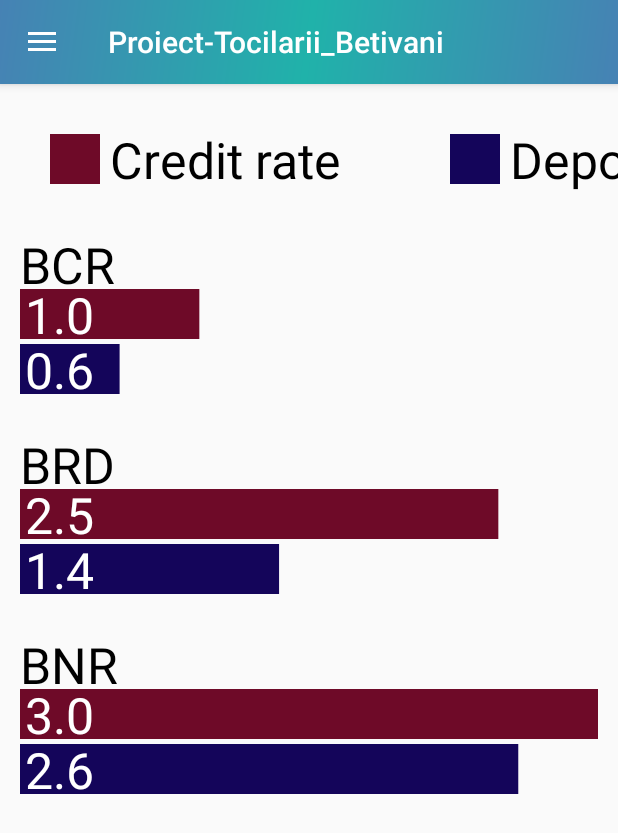
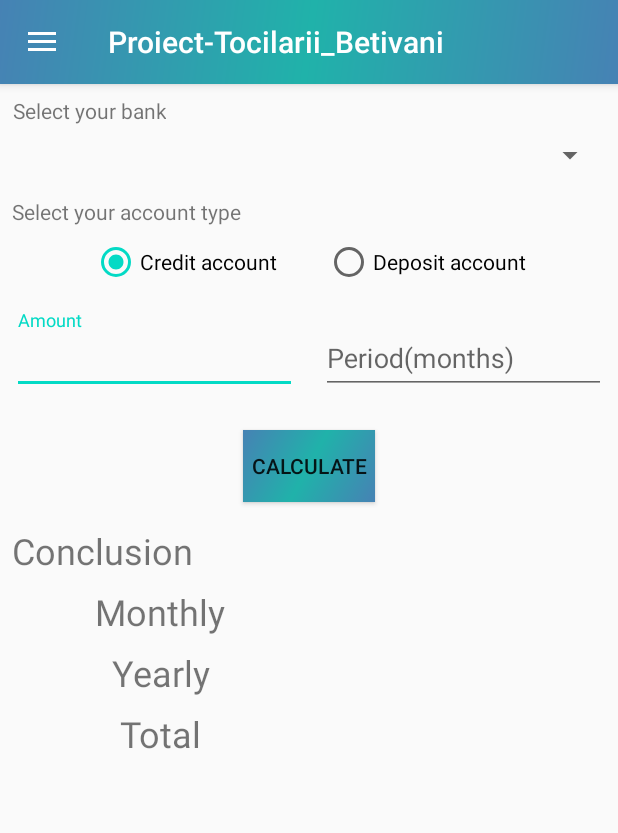
Before and after one commit to BogdanSicu/Android-Project, an Android app: the MainActivity screen opened directly, with no data from a screen before it, in the side drawer, after a tap on "Calculate loan", on a phone screen of 412 x 824 dp. Shown: the top 833 px of the screen. Run offline under Robolectric (Android 15) with nearby library versions, the phone set to English and light mode, and no system bars; our stand-ins replace Firebase (no records; nobody signed in at launch, a user with empty details on screens opened directly).

Commit message:
am facut calculatorul

```diff
--- a/ProiectTocilarii_Betivani/app/build.gradle
+++ b/ProiectTocilarii_Betivani/app/build.gradle
@@ -1,4 +1,5 @@
 apply plugin: 'com.android.application'
+apply plugin: 'com.google.gms.google-services'
 
 android {
     compileSdkVersion 30
@@ -34,5 +35,7 @@ dependencies {
     testImplementation 'junit:junit:4.12'
     androidTestImplementation 'androidx.test.ext:junit:1.1.2'
     androidTestImplementation 'androidx.test.espresso:espresso-core:3.3.0'
-
+    implementation platform('com.google.firebase:firebase-bom:26.2.0')
+    implementation 'com.google.firebase:firebase-analytics'
+    implementation 'com.google.firebase:firebase-database'
 }
--- /dev/null
+++ b/ProiectTocilarii_Betivani/app/src/main/java/com/example/proiect_tocilarii_betivani/Firebase/CallBack.java
@@ -0,0 +1,5 @@
+package com.example.proiect_tocilarii_betivani.Firebase;
+
+public interface CallBack<R> {
+    void runResultOnUiThread(R result);
+}
--- /dev/null
+++ b/ProiectTocilarii_Betivani/app/src/main/java/com/example/proiect_tocilarii_betivani/Firebase/FirebaseService.java
@@ -0,0 +1,58 @@
+package com.example.proiect_tocilarii_betivani.Firebase;
+
+import android.util.Log;
+
+import androidx.annotation.NonNull;
+
+import com.example.proiect_tocilarii_betivani.Util.Expences;
+import com.google.firebase.database.DataSnapshot;
+import com.google.firebase.database.DatabaseError;
+import com.google.firebase.database.DatabaseReference;
+import com.google.firebase.database.FirebaseDatabase;
+import com.google.firebase.database.ValueEventListener;
+
+import java.util.ArrayList;
+import java.util.List;
+
+public class FirebaseService {
+    private static final String EXPENCE_TABLE = "Expences";
+
+    private DatabaseReference database;
+    private  static FirebaseService firebaseService;
+
+    private FirebaseService(){
+        database = FirebaseDatabase.getInstance().getReference(EXPENCE_TABLE);
+    }
+
+    public static FirebaseService getInstance(){
+        if(firebaseService == null){
+            synchronized (FirebaseService.class){
+                if(firebaseService == null){
+                    firebaseService = new FirebaseService();
+                }
+            }
+        }
+        return firebaseService;
+    }
+
+    public void attachDataChangeEventListener(final CallBack<List<Expences>> callBack){
+        database.addValueEventListener(new ValueEventListener() {
+            @Override
+            public void onDataChange(@NonNull DataSnapshot snapshot) {
+                List<Expences> expencesList = new ArrayList<>();
+                for(DataSnapshot data : snapshot.getChildren()){
+                    Expences expences = data.getValue(Expences.class);
+                    if (expences != null){
+                        expencesList.add(expences);
+                    }
+                }
+                callBack.runResultOnUiThread(expencesList);
+            }
+
+            @Override
+            public void onCancelled(@NonNull DatabaseError error) {
+                Log.i("FirebaseService", "Data is not Aveilable");
+            }
+        });
+    }
+}
--- /dev/null
+++ b/ProiectTocilarii_Betivani/app/src/main/java/com/example/proiect_tocilarii_betivani/FragmentCalculator.java
@@ -0,0 +1,175 @@
+package com.example.proiect_tocilarii_betivani;
+
+import android.os.Bundle;
+
+import androidx.fragment.app.Fragment;
+
+import android.view.LayoutInflater;
+import android.view.View;
+import android.view.ViewGroup;
+import android.widget.ArrayAdapter;
+import android.widget.Button;
+import android.widget.RadioGroup;
+import android.widget.Spinner;
+import android.widget.TextView;
+import android.widget.Toast;
+
+import com.example.proiect_tocilarii_betivani.Firebase.CallBack;
+import com.example.proiect_tocilarii_betivani.Firebase.FirebaseService;
+import com.example.proiect_tocilarii_betivani.Util.Expences;
+import com.google.android.material.textfield.TextInputEditText;
+
+import java.text.DecimalFormat;
+import java.util.ArrayList;
+import java.util.List;
+
+public class FragmentCalculator extends Fragment {
+
+    private Spinner bank;
+    private RadioGroup accountType;
+    private TextInputEditText amount;
+    private TextInputEditText period;
+    private Button calculate;
+    private TextView conclusion;
+    private TextView monthly;
+    private TextView yearly;
+    private TextView total;
+
+    List<Expences> expences;
+    Expences curentExpence;
+
+    private FirebaseService firebaseService;
+
+    public FragmentCalculator() {
+        // Required empty public constructor
+    }
+
+    public static FragmentCalculator newInstance() {
+        FragmentCalculator fragment = new FragmentCalculator();
+        Bundle args = new Bundle();
+        fragment.setArguments(args);
+        return fragment;
+    }
+
+    @Override
+    public View onCreateView(LayoutInflater inflater, ViewGroup container,
+                             Bundle savedInstanceState) {
+        View view = inflater.inflate(R.layout.fragment_calculator, container, false);
+        initComponents(view);
+        firebaseService = FirebaseService.getInstance();
+        firebaseService.attachDataChangeEventListener(dataChangeCallback());
+        calculate.setOnClickListener(calculateEvent());
+        return view;
+    }
+
+    private View.OnClickListener calculateEvent() {
+        return  new View.OnClickListener() {
+            @Override
+            public void onClick(View v) {
+                if(valid()){
+                    if(accountType.getCheckedRadioButtonId() == R.id.calculator_rb_credit){
+                        populateForCredit();
+                    }
+                    else {
+                        populateForDeposit();
+                    }
+                }
+            }
+        };
+    }
+
+    private CallBack<List<Expences>> dataChangeCallback() {
+        return new CallBack<List<Expences>>() {
+            @Override
+            public void runResultOnUiThread(List<Expences> result) {
+                if (result != null) {
+                    expences.clear();
+                    expences.addAll(result);
+                    populateSpinner();
+                }
+            }
+        };
+    }
+
+    private void populateSpinner() {
+        ArrayAdapter<Expences> adapter = new ArrayAdapter<Expences>(getContext().getApplicationContext(),
+                android.R.layout.simple_spinner_item, expences);
+
+        adapter.setDropDownViewResource(android.R.layout.simple_spinner_dropdown_item);
+        bank.setAdapter(adapter);
+    }
+
+    private void populateForDeposit() {
+        double am = Double.parseDouble(amount.getText().toString().trim());
+        double per = Double.parseDouble(period.getText().toString().trim());
+        double perMon = am*curentExpence.getDepositRate()/100 - curentExpence.getDepositCommission();
+
+        conclusion.setText("The profit you will have for that amount:");
+        monthly.setText(new DecimalFormat("##.##").format(perMon));
+        yearly.setText(new DecimalFormat("##.##").format(perMon*12));
+        total.setText(new DecimalFormat("##.##").format(perMon*per));
+    }
+
+    private void populateForCredit() {
+        double am = Double.parseDouble(amount.getText().toString().trim());
+        double per = Double.parseDouble(period.getText().toString().trim());
+        double fixPerMonth = am/per;
+        double totPerMon = fixPerMonth + fixPerMonth*curentExpence.getCreditRate()/100 + curentExpence.getCreditCommission();
+
+        conclusion.setText("The amount you will have to pay back:");
+        monthly.setText(new DecimalFormat("###.##").format(totPerMon));
+        yearly.setText(new DecimalFormat("###.##").format(totPerMon*12));
+        total.setText(new DecimalFormat("###.##").format(totPerMon*per));
+    }
+
+    private boolean valid() {
+        if(bank.getSelectedItemPosition() == -1){
+            Toast.makeText(getContext().getApplicationContext(), R.string.toaster_noBank, Toast.LENGTH_LONG).show();
+            return false;
+        }else{
+            curentExpence = expences.get(bank.getSelectedItemPosition());
+        }
+        if(accountType.getCheckedRadioButtonId() == R.id.calculator_rb_credit){
+            if(amount.getText() == null || Double.parseDouble(amount.getText().toString().trim()) < curentExpence.getMinCreditAmount()){
+                Toast.makeText(getContext().getApplicationContext(),
+                        getContext().getApplicationContext().getString(R.string.toaster_invalid_amount, curentExpence.getMinCreditAmount()),
+                        Toast.LENGTH_LONG).show();
+                return false;
+            }
+            if(period.getText() == null || Double.parseDouble(period.getText().toString().trim()) < curentExpence.getMinCreditPeriod()){
+                Toast.makeText(getContext().getApplicationContext(),
+                        getContext().getApplicationContext().getString(R.string.toaster_invalid_period, curentExpence.getMinCreditPeriod()),
+                        Toast.LENGTH_LONG).show();
+                return false;
+            }
+        }
+        else {
+            if(amount.getText() == null || Double.parseDouble(amount.getText().toString().trim()) < curentExpence.getMinDepositAmount()){
+                Toast.makeText(getContext().getApplicationContext(),
+                        getContext().getApplicationContext().getString(R.string.toaster_invalid_amount, curentExpence.getMinDepositAmount()),
+                        Toast.LENGTH_LONG).show();
+                return false;
+            }
+            if(period.getText() == null || Double.parseDouble(period.getText().toString().trim()) < curentExpence.getMinDepositPeriod()){
+                Toast.makeText(getContext().getApplicationContext(),
+                        getContext().getApplicationContext().getString(R.string.toaster_invalid_period, curentExpence.getMinDepositPeriod()),
+                        Toast.LENGTH_LONG).show();
+                return false;
+            }
+        }
+        return true;
+    }
+
+    private void initComponents(View view) {
+        bank = view.findViewById(R.id.calculator_bank_spinner);
+        accountType = view.findViewById(R.id.calculator_type_rg);
+        amount = view.findViewById(R.id.calculator_amount_tiet);
+        period = view.findViewById(R.id.calculator_period_tiet);
+        calculate = view.findViewById(R.id.calculator_calculate_btn);
+        conclusion = view.findViewById(R.id.calculator_conclusion_tv);
+        monthly = view.findViewById(R.id.calculator_monthlyV_tv);
+        yearly = view.findViewById(R.id.calculator_yearlyV_tv);
+        total = view.findViewById(R.id.calculator_totalV_tv);
+        expences = new ArrayList<>();
+    }
+}
--- a/ProiectTocilarii_Betivani/app/src/main/java/com/example/proiect_tocilarii_betivani/MainActivity.java
+++ b/ProiectTocilarii_Betivani/app/src/main/java/com/example/proiect_tocilarii_betivani/MainActivity.java
@@ -83,7 +83,7 @@ public class MainActivity extends AppCompatActivity {
                     fragmentCreated = FragmentGrafix.newInstance();
                 }
                 if(item.getItemId() == R.id.menu_item_Calculate){
-                    //to do
+                    fragmentCreated = FragmentCalculator.newInstance();
                 }
                 //incarcam pe ecran fragmentul corespunzator optiunii selectate
                 openFragment();
--- /dev/null
+++ b/ProiectTocilarii_Betivani/app/src/main/res/layout/fragment_calculator.xml
@@ -0,0 +1,213 @@
+<?xml version="1.0" encoding="utf-8"?>
+<androidx.constraintlayout.widget.ConstraintLayout xmlns:android="http://schemas.android.com/apk/res/android"
+    xmlns:tools="http://schemas.android.com/tools"
+    android:layout_width="match_parent"
+    android:layout_height="match_parent"
+    xmlns:app="http://schemas.android.com/apk/res-auto"
+    tools:context=".FragmentAccounts"
+    android:id="@+id/accounts_fragment_layout"
+    >
+    <!--    android:background="@drawable/adapter_background"-->
+
+    <TextView
+        android:id="@+id/calculator_selectBank_tv"
+        android:text="@string/calculator_select_your_bank"
+        android:textAlignment="center"
+        android:layout_height="wrap_content"
+        android:layout_width="wrap_content"
+        app:layout_constraintStart_toStartOf="parent"
+        app:layout_constraintTop_toTopOf="parent"
+        app:layout_constraintBottom_toTopOf="@+id/calculator_bank_spinner"
+        android:layout_marginLeft="8dp"
+        android:layout_marginTop="8dp"/>
+
+    <Spinner
+        android:id="@+id/calculator_bank_spinner"
+        android:layout_width="match_parent"
+        android:layout_height="wrap_content"
+        app:layout_constraintStart_toStartOf="parent"
+        app:layout_constraintEnd_toEndOf="parent"
+        app:layout_constraintTop_toBottomOf="@+id/calculator_selectBank_tv"
+        android:layout_marginLeft="8dp"
+        android:layout_marginRight="8dp"
+        android:layout_marginTop="8dp"
+        />
+
+    <TextView
+        android:id="@+id/calculator_selectType_tv"
+        android:text="@string/calculator_select_your_account_type"
+        android:textAlignment="center"
+        android:layout_height="wrap_content"
+        android:layout_width="wrap_content"
+        app:layout_constraintStart_toStartOf="parent"
+        app:layout_constraintTop_toBottomOf="@+id/calculator_bank_spinner"
+        app:layout_constraintBottom_toTopOf="@+id/calculator_type_rg"
+        android:layout_marginLeft="8dp"
+        android:layout_marginTop="16dp"/>
+
+    <RadioGroup
+        android:id="@+id/calculator_type_rg"
+        android:layout_width="wrap_content"
+        android:layout_height="wrap_content"
+        app:layout_constraintStart_toStartOf="parent"
+        app:layout_constraintEnd_toEndOf="parent"
+        app:layout_constraintTop_toBottomOf="@+id/calculator_selectType_tv"
+        android:layout_marginLeft="8dp"
+        android:layout_marginRight="8dp"
+        android:layout_marginTop="8dp"
+        android:orientation="horizontal"
+        android:checkedButton="@+id/calculator_rb_credit">
+
+        <RadioButton
+            android:id="@+id/calculator_rb_credit"
+            android:layout_width="wrap_content"
+            android:layout_height="wrap_content"
+            android:layout_marginRight="16dp"
+            android:text="@string/calculator_credit_account" />
+
+        <RadioButton
+            android:id="@+id/calculator_rb_debit"
+            android:layout_width="wrap_content"
+            android:layout_height="wrap_content"
+            android:layout_marginLeft="16dp"
+            android:text="@string/calculator_deposit_account" />
+    </RadioGroup>
+
+    <com.google.android.material.textfield.TextInputLayout
+        android:id="@+id/calculator_amount_til"
+        android:layout_width="0dp"
+        android:layout_height="wrap_content"
+        app:layout_constraintStart_toStartOf="parent"
+        app:layout_constraintTop_toBottomOf="@+id/calculator_type_rg"
+        app:layout_constraintEnd_toStartOf="@+id/calculator_period_til"
+        android:layout_marginLeft="8dp"
+        android:layout_marginRight="8dp"
+        android:layout_marginTop="16dp">
+
+        <com.google.android.material.textfield.TextInputEditText
+            android:id="@+id/calculator_amount_tiet"
+            android:layout_width="match_parent"
+            android:layout_height="wrap_content"
+            android:hint="@string/calculator_amount"
+            android:inputType="numberDecimal"
+            />
+    </com.google.android.material.textfield.TextInputLayout>
+
+    <com.google.android.material.textfield.TextInputLayout
+        android:id="@+id/calculator_period_til"
+        android:layout_width="0dp"
+        android:layout_height="wrap_content"
+        app:layout_constraintStart_toEndOf="@+id/calculator_amount_til"
+        app:layout_constraintTop_toBottomOf="@+id/calculator_type_rg"
+        app:layout_constraintEnd_toEndOf="parent"
+        android:layout_marginLeft="8dp"
+        android:layout_marginRight="8dp"
+        android:layout_marginTop="16dp">
+
+        <com.google.android.material.textfield.TextInputEditText
+            android:id="@+id/calculator_period_tiet"
+            android:layout_width="match_parent"
+            android:layout_height="wrap_content"
+            android:hint="@string/calculator_period"
+            android:inputType="number"/>
+    </com.google.android.material.textfield.TextInputLayout>
+
+    <Button
+        android:id="@+id/calculator_calculate_btn"
+        android:layout_width="wrap_content"
+        android:layout_height="wrap_content"
+        android:text="@string/calculator_calculate"
+        app:layout_constraintStart_toStartOf="parent"
+        app:layout_constraintEnd_toEndOf="parent"
+        app:layout_constraintTop_toBottomOf="@id/calculator_period_til"
+        android:layout_marginLeft="8dp"
+        android:layout_marginRight="8dp"
+        android:layout_marginTop="24dp"
+        android:background="@drawable/login_background"
+        />
+
+    <TextView
+        android:id="@+id/calculator_conclusion_tv"
+        android:text="@string/calculator_conclusion"
+        android:textSize="24dp"
+        android:textAlignment="textStart"
+        android:layout_height="wrap_content"
+        android:layout_width="0dp"
+        app:layout_constraintStart_toStartOf="parent"
+        app:layout_constraintTop_toBottomOf="@id/calculator_calculate_btn"
+        app:layout_constraintEnd_toEndOf="parent"
+        android:layout_marginLeft="8dp"
+        android:layout_marginTop="16dp"/>
+
+    <TextView
+        android:id="@+id/calculator_monthly_tv"
+        android:text="@string/calculator_monthly"
+        android:textSize="24dp"
+        android:textAlignment="center"
+        android:layout_height="wrap_content"
+        android:layout_width="0dp"
+        app:layout_constraintStart_toStartOf="parent"
+        app:layout_constraintTop_toBottomOf="@id/calculator_conclusion_tv"
+        app:layout_constraintEnd_toStartOf="@+id/calculator_monthlyV_tv"
+        android:layout_marginLeft="8dp"
+        android:layout_marginTop="8dp"/>
+    <TextView
+        android:id="@+id/calculator_monthlyV_tv"
+        android:textSize="24dp"
+        android:layout_height="wrap_content"
+        android:layout_width="0dp"
+        android:layout_marginLeft="8dp"
+        android:layout_marginTop="8dp"
+        app:layout_constraintStart_toEndOf="@+id/calculator_monthly_tv"
+        app:layout_constraintEnd_toEndOf="parent"
+        app:layout_constraintTop_toBottomOf="@+id/calculator_conclusion_tv"
+        />
+
+    <TextView
+        android:id="@+id/calculator_yearly_tv"
+        android:text="@string/calculator_yearly"
+        android:textSize="24dp"
+        android:textAlignment="center"
+        android:layout_height="wrap_content"
+        android:layout_width="0dp"
+        app:layout_constraintStart_toStartOf="parent"
+        app:layout_constraintTop_toBottomOf="@+id/calculator_monthly_tv"
+        app:layout_constraintEnd_toStartOf="@+id/calculator_yearlyV_tv"
+        android:layout_marginLeft="8dp"
+        android:layout_marginTop="8dp"/>
+    <TextView
+        android:id="@+id/calculator_yearlyV_tv"
+        android:textSize="24dp"
+        android:layout_height="wrap_content"
+        android:layout_width="0dp"
+        app:layout_constraintStart_toEndOf="@+id/calculator_yearly_tv"
+        app:layout_constraintTop_toBottomOf="@id/calculator_monthlyV_tv"
+        app:layout_constraintEnd_toEndOf="parent"
+        android:layout_marginLeft="8dp"
+        android:layout_marginTop="8dp"/>
+
+    <TextView
+        android:id="@+id/calculator_total_tv"
+        android:text="@string/calculator_total"
+        android:textSize="24dp"
+        android:textAlignment="center"
+        android:layout_height="wrap_content"
+        android:layout_width="0dp"
+        app:layout_constraintStart_toStartOf="parent"
+        app:layout_constraintTop_toBottomOf="@+id/calculator_yearly_tv"
+        app:layout_constraintEnd_toStartOf="@+id/calculator_totalV_tv"
+        android:layout_marginLeft="8dp"
+        android:layout_marginTop="8dp"/>
+    <TextView
+        android:id="@+id/calculator_totalV_tv"
+        android:textSize="24dp"
+        android:layout_height="wrap_content"
+        android:layout_width="0dp"
+        app:layout_constraintStart_toEndOf="@+id/calculator_total_tv"
+        app:layout_constraintTop_toBottomOf="@id/calculator_yearlyV_tv"
+        app:layout_constraintEnd_toEndOf="parent"
+        android:layout_marginLeft="8dp"
+        android:layout_marginTop="8dp"/>
+
+
+</androidx.constraintlayout.widget.ConstraintLayout>
--- a/ProiectTocilarii_Betivani/app/src/main/res/layout/lv_row_view.xml
+++ b/ProiectTocilarii_Betivani/app/src/main/res/layout/lv_row_view.xml
@@ -4,7 +4,7 @@
     xmlns:app="http://schemas.android.com/apk/res-auto"
     xmlns:tools="http://schemas.android.com/tools"
     android:layout_width="match_parent"
-    android:layout_height="130dp"
+    android:layout_height="140dp"
 
     >
 
@@ -126,7 +126,7 @@
     <TextView
         android:id="@+id/lv_row_iban"
         android:layout_width="0dp"
-        android:layout_height="25dp"
+        android:layout_height="wrap_content"
         android:layout_marginStart="8dp"
         android:layout_marginBottom="5dp"
         android:text="@string/lv_row_iban"
--- a/ProiectTocilarii_Betivani/app/src/main/res/values/strings.xml
+++ b/ProiectTocilarii_Betivani/app/src/main/res/values/strings.xml
@@ -27,4 +27,19 @@
     <string name="calculate_loan">Calculate loan</string>
     <string name="grafx_credit_rate">Credit rate</string>
     <string name="grafix_deposit_rate">Deposit rate</string>
+    <string name="calculator_select_your_bank">Select your bank</string>
+    <string name="calculator_select_your_account_type">Select your account type</string>
+    <string name="calculator_credit_account">Credit account</string>
+    <string name="calculator_deposit_account">Deposit account</string>
+    <string name="calculator_amount">Amount</string>
+    <string name="calculator_period">Period(months)</string>
+    <string name="calculator_calculate">Calculate</string>
+    <string name="calculator_conclusion">Conclusion</string>
+    <string name="calculator_monthly">Monthly</string>
+    <string name="calculator_yearly">Yearly</string>
+    <string name="calculator_total">Total</string>
+
+    <string name="toaster_invalid_amount">Please insert a valid amount (minimum %1$.2f)</string>
+    <string name="toaster_noBank">Please select a bank for your account</string>
+    <string name="toaster_invalid_period">Please insert a valid period(integer numbers, minimum %1$.0f)</string>
 </resources>
--- a/ProiectTocilarii_Betivani/build.gradle
+++ b/ProiectTocilarii_Betivani/build.gradle
@@ -6,7 +6,7 @@ buildscript {
     }
     dependencies {
         classpath 'com.android.tools.build:gradle:4.1.1'
-
+        classpath 'com.google.gms:google-services:4.3.4'
         // NOTE: Do not place your application dependencies here; they belong
         // in the individual module build.gradle files
     }
```
Also changed, not shown: ProiectTocilarii_Betivani/app/src/main/java/com/example/proiect_tocilarii_betivani/Util/Expences.java (added, +65 -0 lines), 1 other file.
